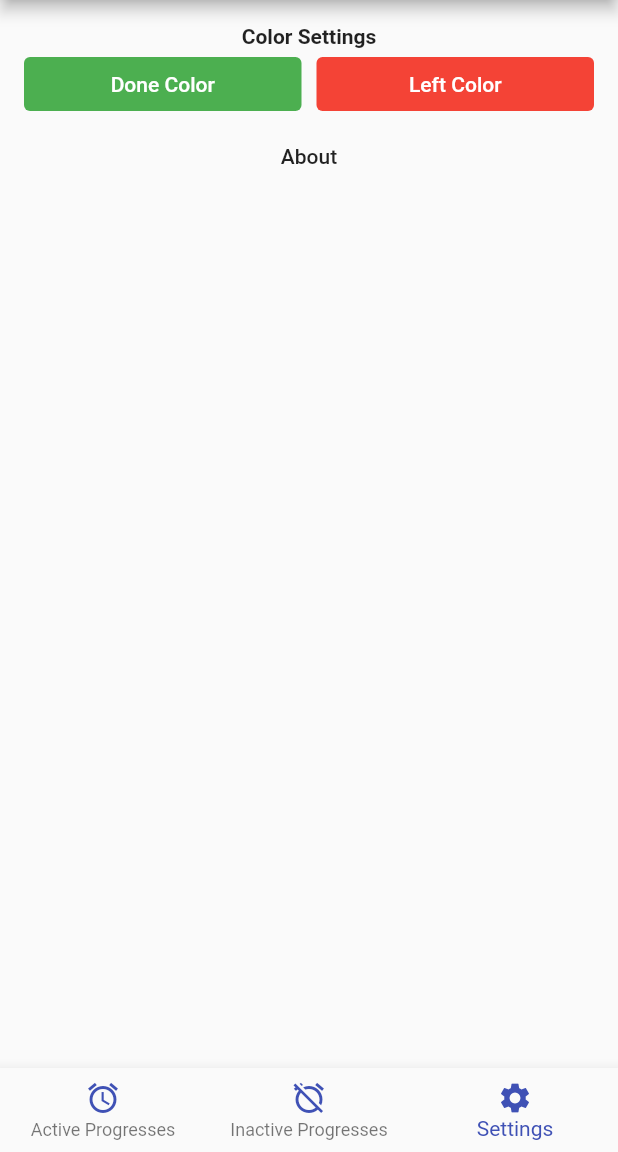
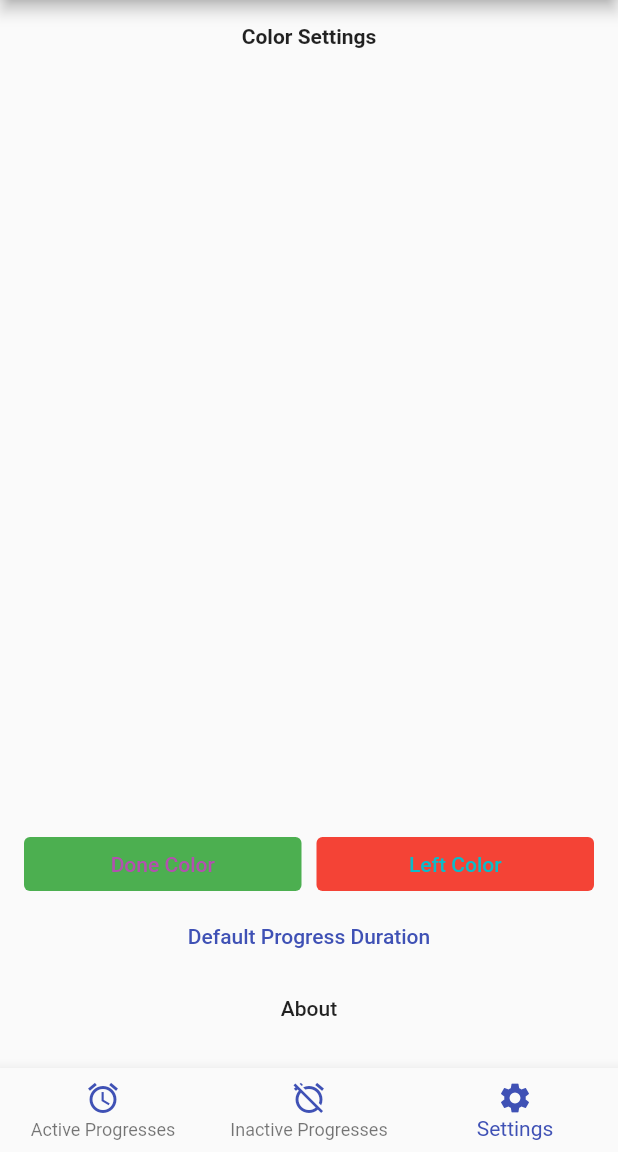
Before and after one commit to andreas-fahrecker/time_progress_tracker, a Flutter app: the screen it shows after launch, item 3 of the bottom bar chosen, on a phone screen of 412 x 824 dp, the part 84-1236 px from its top. Run offline on Flutter 3.47's test engine with Material 2 defaults, Android fonts, the phone set to English and light mode, and no system bars; our stand-ins replace flutter_colorpicker, flutter_redux, percent_indicator, redux, shared_preferences; statements that could not run were skipped.

Commit message:
Extracted Color Settings into Widget

```diff
--- a/lib/selectors/time_progress_selectors.dart
+++ b/lib/selectors/time_progress_selectors.dart
@@ -1,3 +1,5 @@
+import 'dart:ui';
+
 import 'package:time_progress_tracker/models/app_settings.dart';
 import 'package:time_progress_tracker/models/app_state.dart';
 import 'package:time_progress_tracker/models/time_progress.dart';
@@ -52,3 +54,5 @@ TimeProgress timeProgressByIdSelector(AppState state, String id) {
 AppSettings appSettingsSelector(AppState state) {
   return state.appSettings;
 }
+
+Color doneColorSelector(AppState state) => state.appSettings.doneColor;
--- a/lib/widgets/home/tabs/home_settings_tab.dart
+++ b/lib/widgets/home/tabs/home_settings_tab.dart
@@ -1,5 +1,4 @@
 import 'package:flutter/material.dart';
-import 'package:flutter_colorpicker/flutter_colorpicker.dart';
 import 'package:flutter_redux/flutter_redux.dart';
 import 'package:redux/redux.dart';
 import 'package:time_progress_tracker/actions/actions.dart';
@@ -7,6 +6,7 @@ import 'package:time_progress_tracker/app.dart';
 import 'package:time_progress_tracker/models/app_settings.dart';
 import 'package:time_progress_tracker/models/app_state.dart';
 import 'package:time_progress_tracker/selectors/time_progress_selectors.dart';
+import 'package:time_progress_tracker/widgets/home/tabs/settings/color_settings_widget.dart';
 
 class HomeSettingsTab extends StatelessWidget {
   @override
@@ -15,75 +15,41 @@ class HomeSettingsTab extends StatelessWidget {
       onInit: loadSettingsIfUnloaded,
       converter: (store) => appSettingsSelector(store.state),
       builder: (context, AppSettings settings) {
+        Store<AppState> store = StoreProvider.of<AppState>(context);
+        void updateDoneColor(Color newDoneColor) => store.dispatch(
+              UpdateAppSettingsActions(
+                  settings.copyWith(doneColor: newDoneColor)),
+            );
+        void updateLeftColor(Color newLeftColor) => store.dispatch(
+              UpdateAppSettingsActions(
+                  settings.copyWith(leftColor: newLeftColor)),
+            );
+
         return Container(
           padding: EdgeInsets.all(16),
           child: Center(
             child: Column(
               children: [
-                Text("Color Settings",
-                    style: TextStyle(
-                        fontWeight: FontWeight.bold, color: Colors.black87)),
-                Row(
-                  children: [
                 Expanded(
-                      child: Padding(
-                        padding: EdgeInsets.only(right: 5),
-                        child: TextButton(
-                          child: Text("Done Color"),
-                          style: TextButton.styleFrom(
-                            primary: Colors.white,
-                            backgroundColor: settings.doneColor,
+                  child: ColorSettingsWidget(
+                    doneColor: settings.doneColor,
+                    leftColor: settings.leftColor,
+                    updateDoneColor: updateDoneColor,
+                    updateLeftColor: updateLeftColor,
                   ),
+                ),
+                TextButton(
+                  child: Text("Default Progress Duration"),
                   onPressed: () {
                     showDialog(
                         context: context,
                         builder: (context) {
-                                  Store<AppState> store =
-                                      StoreProvider.of<AppState>(context);
+                          final yearElements = [];
                           return AlertDialog(
-                                    title: Text("Select a Done Color"),
-                                    content: SingleChildScrollView(
-                                      child: BlockPicker(
-                                        pickerColor: settings.doneColor,
-                                        onColorChanged: (c) => store.dispatch(
-                                            UpdateAppSettingsActions(settings
-                                                .copyWith(doneColor: c))),
-                                      ),
-                                    ),
+                            title: Text("Default Duration"),
                           );
                         });
                   },
-                        ),
-                      ),
-                    ),
-                    Expanded(
-                        child: Padding(
-                      padding: EdgeInsets.only(left: 5),
-                      child: TextButton(
-                        child: Text("Left Color"),
-                        style: TextButton.styleFrom(
-                          primary: Colors.white,
-                          backgroundColor: settings.leftColor,
-                        ),
-                        onPressed: () {
-                          showDialog(
-                              context: context,
-                              builder: (context) {
-                                return AlertDialog(
-                                    title: Text("Select a Left Color"),
-                                    content: SingleChildScrollView(
-                                        child: BlockPicker(
-                                      pickerColor: settings.leftColor,
-                                      onColorChanged: (c) => StoreProvider.of<
-                                              AppState>(context)
-                                          .dispatch(UpdateAppSettingsActions(
-                                              settings.copyWith(leftColor: c))),
-                                    )));
-                              });
-                        },
-                      ),
-                    ))
-                  ],
                 ),
                 FlatButton(
                     onPressed: () {
--- /dev/null
+++ b/lib/widgets/home/tabs/settings/color_picker_btn.dart
@@ -0,0 +1,49 @@
+import 'package:flutter/material.dart';
+import 'package:flutter_colorpicker/flutter_colorpicker.dart';
+
+class ColorPickerButton extends StatelessWidget {
+  final String title, dialogTitle;
+  final Color selectedColor;
+  final void Function(Color) onColorPicked;
+
+  ColorPickerButton({
+    @required this.title,
+    @required this.dialogTitle,
+    @required this.selectedColor,
+    @required this.onColorPicked,
+  });
+
+  @override
+  Widget build(BuildContext context) {
+    Color getBtnPrimaryColor() => Color.fromARGB(
+          selectedColor.alpha,
+          selectedColor.alpha - selectedColor.red,
+          selectedColor.alpha - selectedColor.green,
+          selectedColor.alpha - selectedColor.blue,
+        );
+
+    return TextButton(
+      onPressed: () {
+        showDialog(
+          context: context,
+          builder: (context) {
+            return AlertDialog(
+              title: Text(dialogTitle),
+              content: SingleChildScrollView(
+                child: BlockPicker(
+                  pickerColor: selectedColor,
+                  onColorChanged: onColorPicked,
+                ),
+              ),
+            );
+          },
+        );
+      },
+      child: Text(title),
+      style: TextButton.styleFrom(
+        primary: getBtnPrimaryColor(),
+        backgroundColor: selectedColor,
+      ),
+    );
+  }
+}
--- /dev/null
+++ b/lib/widgets/home/tabs/settings/color_settings_widget.dart
@@ -0,0 +1,55 @@
+import 'package:flutter/material.dart';
+import 'package:time_progress_tracker/widgets/home/tabs/settings/color_picker_btn.dart';
+
+class ColorSettingsWidget extends StatelessWidget {
+  final Color doneColor, leftColor;
+  final void Function(Color) updateDoneColor, updateLeftColor;
+
+  ColorSettingsWidget({
+    @required this.doneColor,
+    @required this.leftColor,
+    @required this.updateDoneColor,
+    @required this.updateLeftColor,
+  });
+
+  @override
+  Widget build(BuildContext context) {
+    return Column(
+      children: [
+        Expanded(
+          child: Text(
+            "Color Settings",
+            style:
+                TextStyle(fontWeight: FontWeight.bold, color: Colors.black87),
+          ),
+        ),
+        Row(
+          children: [
+            Expanded(
+              child: Padding(
+                padding: EdgeInsets.only(right: 5),
+                child: ColorPickerButton(
+                  title: "Done Color",
+                  dialogTitle: "Select Done Color",
+                  selectedColor: doneColor,
+                  onColorPicked: updateDoneColor,
+                ),
+              ),
+            ),
+            Expanded(
+              child: Padding(
+                padding: EdgeInsets.only(left: 5),
+                child: ColorPickerButton(
+                  title: "Left Color",
+                  dialogTitle: "Select Left Color",
+                  selectedColor: leftColor,
+                  onColorPicked: updateLeftColor,
+                ),
+              ),
+            ),
+          ],
+        )
+      ],
+    );
+  }
+}
```
Also changed, not shown: lib/widgets/home/tabs/settings/direct_select_item.dart (added, +39 -0 lines), 1 other file. Lines whose indentation alone changed are shown as unchanged.
